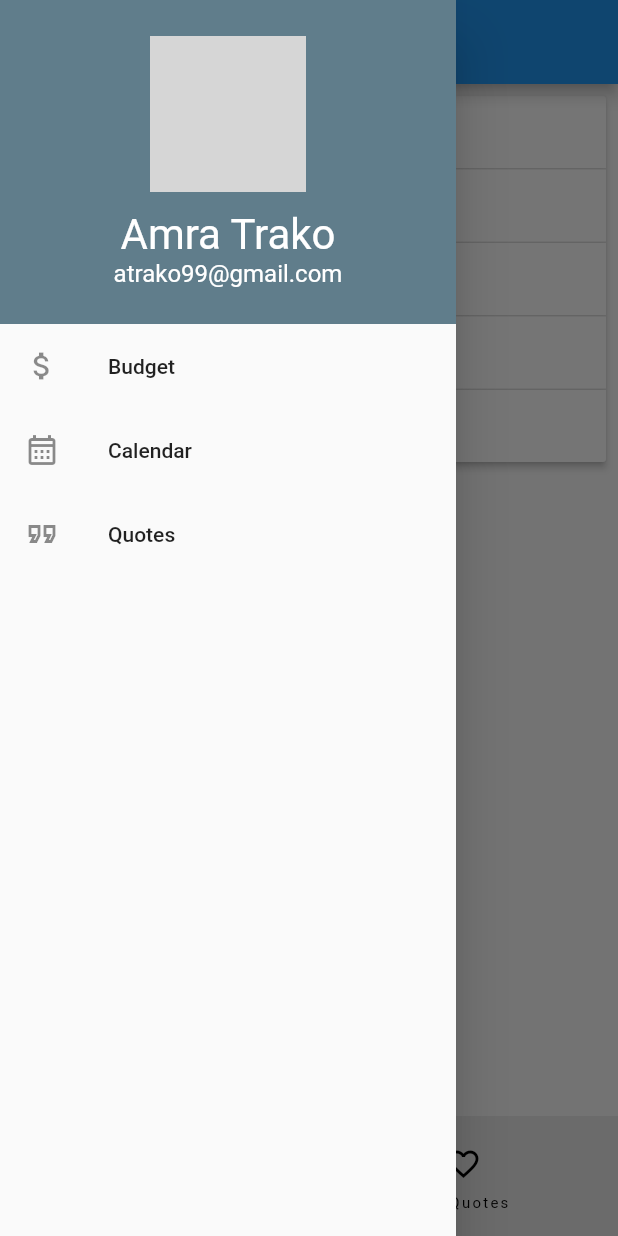
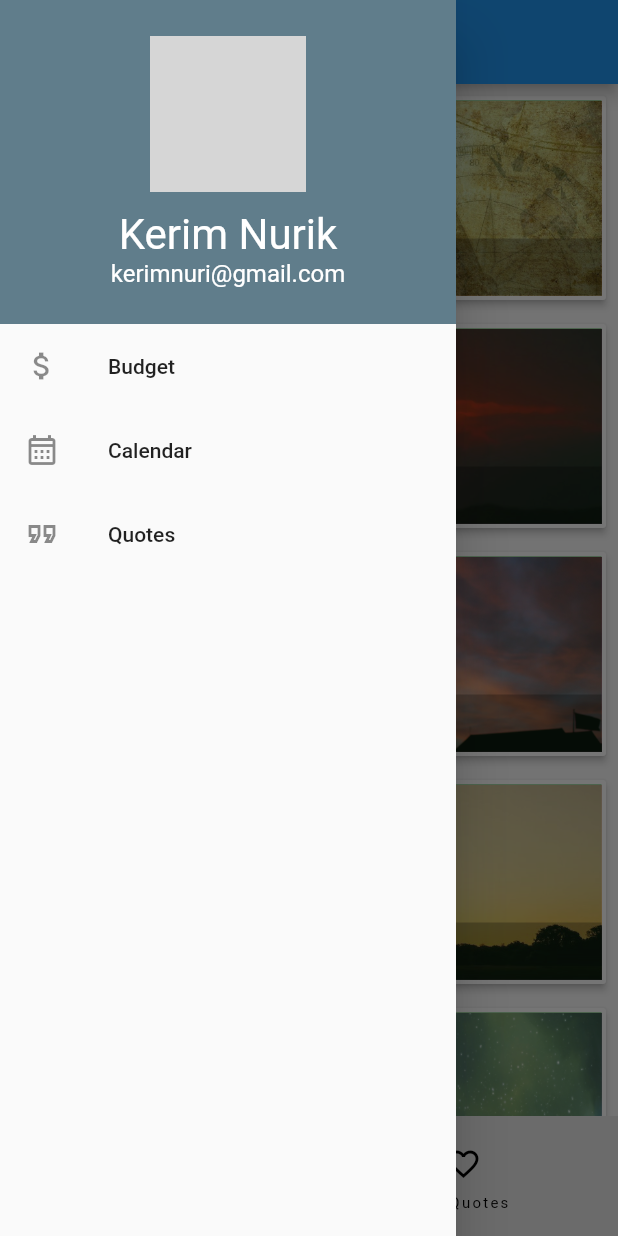
Before and after one commit to KerimNurikic/students_app, a Flutter app: the QuotesScreen screen opened directly, with the side drawer open, on a phone screen of 412 x 824 dp. Run offline on Flutter 3.47's test engine with Material 2 defaults, Android fonts, the phone set to English and light mode, and no system bars; network calls fail; grey boxes are pictures that could not be loaded.

Commit message:
Quotes module mostly done, still using static data

```diff
--- a/lib/main.dart
+++ b/lib/main.dart
@@ -68,11 +68,11 @@ class MyNavigationDrawer extends StatelessWidget {
             ),
             SizedBox(height: 12),
             Text(
-              'Amra Trako',
+              'Kerim Nurik',
               style: TextStyle(fontSize: 28, color: Colors.white),
             ),
             Text(
-              'atrako99@gmail.com',
+              'kerimnuri@gmail.com',
               style: TextStyle(fontSize: 16, color: Colors.white)
             )
           ],
--- a/lib/services/quotes_service.dart
+++ b/lib/services/quotes_service.dart
@@ -10,111 +10,111 @@ class QuotesService {
     Quote(
       quoteText: 'We always deceive ourselves twice about the people we love - first to their advantage, then to their disadvantage.',
       quoteAuthor: 'Albert Camus',
-      quoteCategory: 'love'),
+      quoteCategory: 'happiness'),
     Quote(
         quoteText: 'We know from our own history that democratic institutions take decades to mature, and we know from past conflicts that freedom is not free.',
         quoteAuthor: 'Jim DeMint',
-        quoteCategory: 'history'),
+        quoteCategory: 'happiness'),
     Quote(
         quoteText: 'Fortunately, somewhere between chance and mystery lies imagination, the only thing that protects our freedom, despite the fact that people keep trying to reduce it or kill it off altogether.',
         quoteAuthor: 'Luis Bunuel',
-        quoteCategory: 'imagination'),
+        quoteCategory: 'happiness'),
     Quote(
         quoteText: 'In oneself lies the whole world and if you know how to look and learn, the door is there and the key is in your hand. Nobody on earth can give you either the key or the door to open, except yourself.',
         quoteAuthor: 'Jiddu Krishnamurti',
-        quoteCategory: 'inspirational'),
+        quoteCategory: 'happiness'),
   ];
 
   static var loveQuotes = [
     Quote(
-        quoteText: 'The grand essentials of happiness are: something to do, something to love, and something to hope for.',
-        quoteAuthor: 'Chambers, Allan K.',
-        quoteCategory: 'happiness'),
+        quoteText: 'When love is not madness, it is not love.',
+        quoteAuthor: 'Pedro Calderon de la Barca',
+        quoteCategory: 'love'),
     Quote(
-      quoteText: 'We always deceive ourselves twice about the people we love - first to their advantage, then to their disadvantage.',
-      quoteAuthor: 'Albert Camus',
+      quoteText: 'Mothers are the people who love us for no good reason. And those of us who are mothers know it\'s the most exquisite love of all.',
+      quoteAuthor: 'Maggie Gallagher',
       quoteCategory: 'love'),
     Quote(
-        quoteText: 'We know from our own history that democratic institutions take decades to mature, and we know from past conflicts that freedom is not free.',
-        quoteAuthor: 'Jim DeMint',
-        quoteCategory: 'history'),
+        quoteText: 'Love is the only sane and satisfactory answer to the problem of human existence.',
+        quoteAuthor: 'Erich Fromm',
+        quoteCategory: 'love'),
     Quote(
         quoteText: 'Fortunately, somewhere between chance and mystery lies imagination, the only thing that protects our freedom, despite the fact that people keep trying to reduce it or kill it off altogether.',
         quoteAuthor: 'Luis Bunuel',
-        quoteCategory: 'imagination'),
+        quoteCategory: 'love'),
     Quote(
-        quoteText: 'In oneself lies the whole world and if you know how to look and learn, the door is there and the key is in your hand. Nobody on earth can give you either the key or the door to open, except yourself.',
-        quoteAuthor: 'Jiddu Krishnamurti',
-        quoteCategory: 'inspirational'),
+        quoteText: 'If you have only one smile in you give it to the people you love.',
+        quoteAuthor: 'Maya Angelou',
+        quoteCategory: 'love'),
   ];
 
   static var imaginationQuotes = [
     Quote(
-        quoteText: 'The grand essentials of happiness are: something to do, something to love, and something to hope for.',
-        quoteAuthor: 'Chambers, Allan K.',
-        quoteCategory: 'happiness'),
-    Quote(
-      quoteText: 'We always deceive ourselves twice about the people we love - first to their advantage, then to their disadvantage.',
-      quoteAuthor: 'Albert Camus',
-      quoteCategory: 'love'),
-    Quote(
-        quoteText: 'We know from our own history that democratic institutions take decades to mature, and we know from past conflicts that freedom is not free.',
-        quoteAuthor: 'Jim DeMint',
-        quoteCategory: 'history'),
-    Quote(
-        quoteText: 'Fortunately, somewhere between chance and mystery lies imagination, the only thing that protects our freedom, despite the fact that people keep trying to reduce it or kill it off altogether.',
-        quoteAuthor: 'Luis Bunuel',
+        quoteText: 'It is impossible to imagine the universe run by a wise, just and omnipotent God, but it is quite easy to imagine it run by a board of gods.',
+        quoteAuthor: 'H. L. Mencken',
         quoteCategory: 'imagination'),
     Quote(
-        quoteText: 'In oneself lies the whole world and if you know how to look and learn, the door is there and the key is in your hand. Nobody on earth can give you either the key or the door to open, except yourself.',
-        quoteAuthor: 'Jiddu Krishnamurti',
-        quoteCategory: 'inspirational'),
+      quoteText: 'I wouldn\'t say that I\'ve had a tough life by any stretch of the imagination.',
+      quoteAuthor: 'Duncan Sheik',
+      quoteCategory: 'imagination'),
+    Quote(
+        quoteText: 'Sooner or later you must move down an unknown road that leads beyond the range of the imagination, and the only certainty is that the trip has to be made.',
+        quoteAuthor: 'Bruce Catton',
+        quoteCategory: 'imagination'),
+    Quote(
+        quoteText: 'Fantasy mirrors desire. Imagination reshapes it.',
+        quoteAuthor: 'Mason Cooley',
+        quoteCategory: 'imagination'),
+    Quote(
+        quoteText: 'I didn\'t really hear any other music other than what my dad was working on until I was 12. My recollection of hearing other music was that I liked some things that I heard but I always thought, \'Where\'s the rest of it?\' It didn\'t have the same amount of detail or instrumentation or imagination in the arrangements.',
+        quoteAuthor: 'Dweezil Zappa',
+        quoteCategory: 'imagination'),
   ];
 
   static var inspirationalQuotes = [
     Quote(
-        quoteText: 'The grand essentials of happiness are: something to do, something to love, and something to hope for.',
-        quoteAuthor: 'Chambers, Allan K.',
-        quoteCategory: 'happiness'),
+        quoteText: 'Every heart that has beat strongly and cheerfully has left a hopeful impulse behind it in the world, and bettered the tradition of mankind.',
+        quoteAuthor: 'Robert Louis Stevenson',
+        quoteCategory: 'inspirational'),
     Quote(
-      quoteText: 'We always deceive ourselves twice about the people we love - first to their advantage, then to their disadvantage.',
-      quoteAuthor: 'Albert Camus',
-      quoteCategory: 'love'),
+      quoteText: 'Clouds come floating into my life, no longer to carry rain or usher storm, but to add color to my sunset sky.',
+      quoteAuthor: 'Rabindranath Tagore',
+      quoteCategory: 'inspirational'),
     Quote(
-        quoteText: 'We know from our own history that democratic institutions take decades to mature, and we know from past conflicts that freedom is not free.',
-        quoteAuthor: 'Jim DeMint',
-        quoteCategory: 'history'),
+        quoteText: 'Hope is some extraordinary spiritual grace that God gives us to control our fears, not to oust them.',
+        quoteAuthor: 'Vincent McNabb',
+        quoteCategory: 'inspirational'),
     Quote(
-        quoteText: 'Fortunately, somewhere between chance and mystery lies imagination, the only thing that protects our freedom, despite the fact that people keep trying to reduce it or kill it off altogether.',
-        quoteAuthor: 'Luis Bunuel',
-        quoteCategory: 'imagination'),
+        quoteText: 'You are always free to change your mind and choose a different future, or a different past.',
+        quoteAuthor: 'Richard Bach',
+        quoteCategory: 'inspirational'),
     Quote(
-        quoteText: 'In oneself lies the whole world and if you know how to look and learn, the door is there and the key is in your hand. Nobody on earth can give you either the key or the door to open, except yourself.',
-        quoteAuthor: 'Jiddu Krishnamurti',
+        quoteText: 'It is by acts and not by ideas that people live.',
+        quoteAuthor: 'Harry Emerson Fosdick',
         quoteCategory: 'inspirational'),
   ];
 
   static var historyQuotes = [
     Quote(
-        quoteText: 'The grand essentials of happiness are: something to do, something to love, and something to hope for.',
-        quoteAuthor: 'Chambers, Allan K.',
-        quoteCategory: 'happiness'),
-    Quote(
-      quoteText: 'We always deceive ourselves twice about the people we love - first to their advantage, then to their disadvantage.',
-      quoteAuthor: 'Albert Camus',
-      quoteCategory: 'love'),
-    Quote(
-        quoteText: 'We know from our own history that democratic institutions take decades to mature, and we know from past conflicts that freedom is not free.',
-        quoteAuthor: 'Jim DeMint',
+        quoteText: 'The truth is, of course, that history is not completed in modern commerce any more than philosophy is perfected in political economy. In other words, there is nothing timeless or God-given about filling stations and penicillin and plastic bags.',
+        quoteAuthor: 'James Buchan',
         quoteCategory: 'history'),
     Quote(
-        quoteText: 'Fortunately, somewhere between chance and mystery lies imagination, the only thing that protects our freedom, despite the fact that people keep trying to reduce it or kill it off altogether.',
-        quoteAuthor: 'Luis Bunuel',
-        quoteCategory: 'imagination'),
+      quoteText: 'Every literary critic believes he will outwit history and have the last word.',
+      quoteAuthor: 'Mason Cooley',
+      quoteCategory: 'history'),
     Quote(
-        quoteText: 'In oneself lies the whole world and if you know how to look and learn, the door is there and the key is in your hand. Nobody on earth can give you either the key or the door to open, except yourself.',
-        quoteAuthor: 'Jiddu Krishnamurti',
-        quoteCategory: 'inspirational'),
+        quoteText: 'The history of men\'s opposition to women\'s emancipation is more interesting perhaps than the story of that emancipation itself.',
+        quoteAuthor: 'Virginia Woolf',
+        quoteCategory: 'history'),
+    Quote(
+        quoteText: 'Reading a book is like re-writing it for yourself. You bring to a novel, anything you read, all your experience of the world. You bring your history and you read it in your own terms.',
+        quoteAuthor: 'Angela Carter',
+        quoteCategory: 'history'),
+    Quote(
+        quoteText: 'We live in an era with no historical precedents. History is no longer useful as a tool in helping us understand current changes.',
+        quoteAuthor: 'Doug Coupland',
+        quoteCategory: 'history'),
   ];
   static var favoriteQuotes = <Quote>[];
 
--- a/lib/shared/constants.dart
+++ b/lib/shared/constants.dart
@@ -1,15 +1,17 @@
+import 'package:flutter/material.dart';
+
 Map backgroundImages = {
-  'History': '',
-  'Love': '',
-  'Happiness': '',
-  'Imagination': '',
-  'Inspirational': ''
+  'History': 'assets/images/history_background.jpg',
+  'Love': 'assets/images/love_background.jpg',
+  'Happiness': 'assets/images/happiness_background.jpg',
+  'Imagination': 'assets/images/imagination_background.jpg',
+  'Inspirational': 'assets/images/inspiration_background.jpg'
 };
 
 Map iconImages = {
-  'History': '',
-  'Love': '',
-  'Happiness': '',
-  'Imagination': '',
-  'Inspirational': ''
+  'history': Icons.history,
+  'love': Icons.favorite,
+  'happiness': Icons.emoji_emotions,
+  'imagination': Icons.lightbulb,
+  'inspirational': Icons.all_inclusive
 };
--- a/lib/views/quotes/quote_list_item.dart
+++ b/lib/views/quotes/quote_list_item.dart
@@ -1,5 +1,6 @@
 import 'package:flutter/material.dart';
 import 'package:flutter_application_1/models/quote.dart';
+import 'package:flutter_application_1/shared/constants.dart' as constants;
 
 class QuoteListItem extends StatelessWidget {
   final Quote quote;
@@ -17,23 +18,6 @@ class QuoteListItem extends StatelessWidget {
       this.isFavorite = false,
       this.canDelete = true});
 
-  IconData getIconFromCategory(String category) {
-    switch (category) {
-      case 'love':
-        return Icons.favorite_outline;
-      case 'happiness':
-        return Icons.emoji_emotions_outlined;
-      case 'history':
-        return Icons.history_outlined;
-      case 'imagination':
-        return Icons.lightbulb_outline;
-      case 'inspirational':
-        return Icons.all_inclusive_outlined;
-      default:
-        return Icons.public;
-    }
-  }
-
   @override
   Widget build(BuildContext context) {
     return Card(
@@ -47,6 +31,7 @@ class QuoteListItem extends StatelessWidget {
           child: Column(
               crossAxisAlignment: CrossAxisAlignment.stretch,
               children: <Widget>[
+                const SizedBox(height: 8.0),
                 Text(
                   "\"${quote.quoteText}\"",
                   style: TextStyle(
@@ -55,7 +40,7 @@ class QuoteListItem extends StatelessWidget {
                   ),
                   textAlign: TextAlign.center,
                 ),
-                const SizedBox(height: 6.0),
+                const SizedBox(height: 8.0),
                 Row(
                     mainAxisAlignment: MainAxisAlignment.spaceBetween,
                     children: [
@@ -71,7 +56,7 @@ class QuoteListItem extends StatelessWidget {
                           ),
                           const SizedBox(width: 5),
                           Icon(
-                            getIconFromCategory(quote.quoteCategory),
+                            constants.iconImages[quote.quoteCategory],
                             size: 15,
                             color: Theme.of(context).primaryColor,
                           ),
--- a/lib/views/quotes/quotes_list.dart
+++ b/lib/views/quotes/quotes_list.dart
@@ -53,7 +53,9 @@ class _QuotesListState extends State<QuotesList> {
     return SingleChildScrollView(
       child: Padding(
         padding: const EdgeInsets.all(8.0),
-        child: ExpansionPanelListNoIcon(
+        child: Column(
+          children: [
+            ExpansionPanelListNoIcon(
               expansionCallback: (panelIndex, isExpanded) {
                 setState(() {
                   isPanelExpanded[panelIndex] = isExpanded;
@@ -61,10 +63,54 @@ class _QuotesListState extends State<QuotesList> {
               },
               children: [
                 getPanel(historyQuotes, 0, 'History'),
+              ],
+            ),
+            const SizedBox(height: 16),
+            ExpansionPanelListNoIcon(
+              expansionCallback: (panelIndex, isExpanded) {
+                setState(() {
+                  isPanelExpanded[panelIndex + 1] = isExpanded;
+                });
+              },
+              children: [
                 getPanel(loveQuotes, 1, 'Love'),
+              ],
+            ),
+            const SizedBox(height: 16),
+
+            ExpansionPanelListNoIcon(
+              expansionCallback: (panelIndex, isExpanded) {
+                setState(() {
+                  isPanelExpanded[panelIndex + 2] = isExpanded;
+                });
+              },
+              children: [
                 getPanel(happinessQuotes, 2, 'Happiness'),
+              ],
+            ),
+            const SizedBox(height: 16),
+
+            ExpansionPanelListNoIcon(
+              expansionCallback: (panelIndex, isExpanded) {
+                setState(() {
+                  isPanelExpanded[panelIndex + 3] = isExpanded;
+                });
+              },
+              children: [
                 getPanel(inspirationalQuotes, 3, 'Inspirational'),
+              ],
+            ),
+            const SizedBox(height: 16),
+            ExpansionPanelListNoIcon(
+              expansionCallback: (panelIndex, isExpanded) {
+                setState(() {
+                  isPanelExpanded[panelIndex + 4] = isExpanded;
+                });
+              },
+              children: [
                 getPanel(imaginationQuotes, 4, 'Imagination')
+              ],
+            ),
           ],
         ),
       ),
@@ -84,7 +130,7 @@ class _QuotesListState extends State<QuotesList> {
       headerBuilder: (context, isExpanded) {
         return QuotesPanelHeader(
             backgroundImage: constants.backgroundImages[title],
-            iconImage: constants.iconImages[title],
+            iconImage: constants.iconImages[title.toLowerCase()],
             quotesTitle: title);
       },
     );
--- a/lib/views/quotes/quotes_panel_header.dart
+++ b/lib/views/quotes/quotes_panel_header.dart
@@ -1,9 +1,10 @@
 import 'package:flutter/material.dart';
+import 'package:flutter_application_1/shared/constants.dart' as constants;
 
 class QuotesPanelHeader extends StatelessWidget {
   final String quotesTitle;
   final String backgroundImage;
-  final String iconImage;
+  final IconData iconImage;
   const QuotesPanelHeader(
       {super.key,
       required this.backgroundImage,
@@ -12,6 +13,37 @@ class QuotesPanelHeader extends StatelessWidget {
 
   @override
   Widget build(BuildContext context) {
-    return Text(quotesTitle);
+    return Container(
+      margin: const EdgeInsets.all(3),
+      color: Colors.green,
+      child: Stack(
+        alignment: Alignment.bottomLeft,
+        children: [
+          Image.asset(constants.backgroundImages[quotesTitle],
+              opacity: const AlwaysStoppedAnimation(0.8)),
+          Container(
+            color: Colors.black26,
+            padding: const EdgeInsets.fromLTRB(8, 0, 0, 0),
+            child: Row(
+              children: [
+                Icon(
+                  iconImage,
+                  color: Colors.white,
+                  size: 28,
+                ),
+                const SizedBox(width: 5),
+                Padding(
+                  padding: const EdgeInsets.fromLTRB(0, 0, 0, 5),
+                  child: Text(
+                    quotesTitle,
+                    style: const TextStyle(color: Colors.white, fontSize: 28),
+                  ),
+                ),
+              ],
+            ),
+          )
+        ],
+      ),
+    );
   }
 }
--- a/pubspec.yaml
+++ b/pubspec.yaml
@@ -32,6 +32,7 @@ dependencies:
     sdk: flutter
 
 
+
   # The following adds the Cupertino Icons font to your application.
   # Use with the CupertinoIcons class for iOS style icons.
   cupertino_icons: ^1.0.2
@@ -59,8 +60,8 @@ flutter:
   uses-material-design: true
 
   # To add assets to your application, add an assets section, like this:
-  # assets:
-  #   - images/a_dot_burr.jpeg
+  assets:
+    - assets/images/
   #   - images/a_dot_ham.jpeg
 
   # An image asset can refer to one or more resolution-specific "variants", see
```
Also changed, not shown: assets/images/happiness_background.jpg (added), assets/images/history_background.jpg (added), assets/images/imagination_background.jpg (added), assets/images/inspiration_background.jpg (added), assets/images/love_background.jpg (added). Lines whose indentation alone changed are shown as unchanged.
